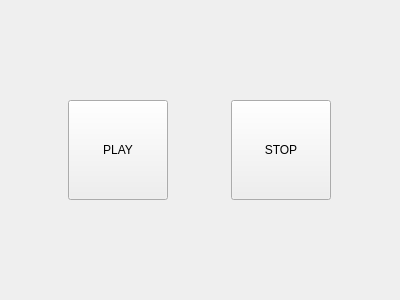
The window that Implementation/src/view/gui/widgets/ControlPanelWidget.ui (eBabiano/TegraK1_Performance) describes before a commit, drawn with Qt 5.
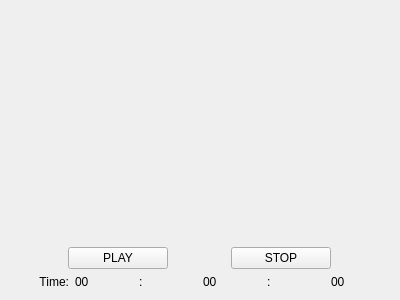
The same window after the commit.

Diff of the .ui file:
```diff
--- a/Implementation/src/view/gui/widgets/ControlPanelWidget.ui
+++ b/Implementation/src/view/gui/widgets/ControlPanelWidget.ui
@@ -13,6 +13,21 @@
   <property name="windowTitle">
    <string>Form</string>
   </property>
+  <layout class="QVBoxLayout" name="verticalLayout">
+   <item>
+    <spacer name="verticalSpacer">
+     <property name="orientation">
+      <enum>Qt::Vertical</enum>
+     </property>
+     <property name="sizeHint" stdset="0">
+      <size>
+       <width>20</width>
+       <height>40</height>
+      </size>
+     </property>
+    </spacer>
+   </item>
+   <item>
   <layout class="QHBoxLayout" name="horizontalLayout">
    <item>
     <widget class="QPushButton" name="playButton">
@@ -39,6 +54,60 @@
       <string>STOP</string>
      </property>
     </widget>
+     </item>
+    </layout>
+   </item>
+   <item>
+    <layout class="QGridLayout" name="gridLayout">
+     <item row="0" column="0">
+      <widget class="QLabel" name="label">
+       <property name="layoutDirection">
+        <enum>Qt::LeftToRight</enum>
+       </property>
+       <property name="text">
+        <string>Time:</string>
+       </property>
+       <property name="alignment">
+        <set>Qt::AlignRight|Qt::AlignTrailing|Qt::AlignVCenter</set>
+       </property>
+      </widget>
+     </item>
+     <item row="0" column="3">
+      <widget class="QLabel" name="secLabel">
+       <property name="text">
+        <string>00</string>
+       </property>
+      </widget>
+     </item>
+     <item row="0" column="1">
+      <widget class="QLabel" name="minLabel">
+       <property name="text">
+        <string>00</string>
+       </property>
+      </widget>
+     </item>
+     <item row="0" column="5">
+      <widget class="QLabel" name="milLabel">
+       <property name="text">
+        <string>00</string>
+       </property>
+      </widget>
+     </item>
+     <item row="0" column="2">
+      <widget class="QLabel" name="label_5">
+       <property name="text">
+        <string>:</string>
+       </property>
+      </widget>
+     </item>
+     <item row="0" column="4">
+      <widget class="QLabel" name="label_6">
+       <property name="text">
+        <string>:</string>
+       </property>
+      </widget>
+     </item>
+    </layout>
    </item>
   </layout>
  </widget>
```
Lines whose indentation alone changed are shown as unchanged.
